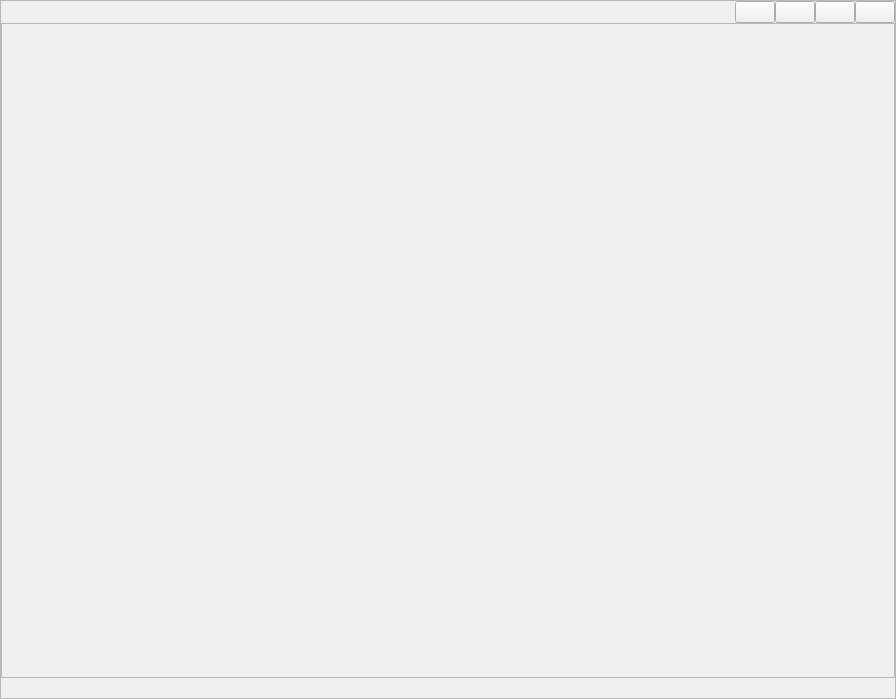
The window that src/gui/ui/main.ui (LaM0uette/MyDLG) describes before a commit, drawn with Qt 5.
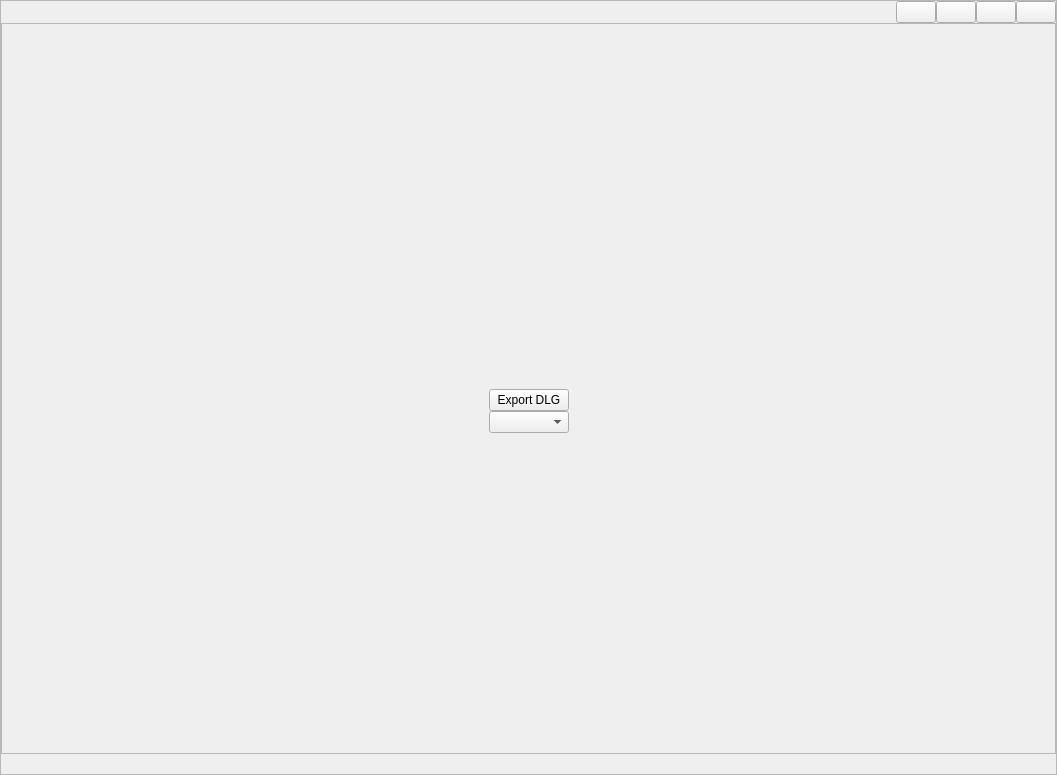
The same window after the commit.

Commit message: ui page accueil

What changed in the file:
```diff
--- a/src/gui/ui/main.ui
+++ b/src/gui/ui/main.ui
@@ -6,8 +6,8 @@
    <rect>
     <x>0</x>
     <y>0</y>
-    <width>896</width>
-    <height>699</height>
+    <width>1057</width>
+    <height>775</height>
    </rect>
   </property>
   <layout class="QVBoxLayout" name="vlay_main">
@@ -155,6 +155,79 @@
            </property>
           </spacer>
          </item>
+         <item>
+          <widget class="QStackedWidget" name="stk_main">
+           <widget class="QWidget" name="pg_menu">
+            <layout class="QGridLayout" name="gridLayout">
+             <property name="leftMargin">
+              <number>0</number>
+             </property>
+             <property name="topMargin">
+              <number>0</number>
+             </property>
+             <property name="rightMargin">
+              <number>0</number>
+             </property>
+             <property name="bottomMargin">
+              <number>0</number>
+             </property>
+             <property name="spacing">
+              <number>0</number>
+             </property>
+             <item row="0" column="2">
+              <spacer name="horizontalSpacer_3">
+               <property name="orientation">
+                <enum>Qt::Horizontal</enum>
+               </property>
+               <property name="sizeHint" stdset="0">
+                <size>
+                 <width>40</width>
+                 <height>20</height>
+                </size>
+               </property>
+              </spacer>
+             </item>
+             <item row="0" column="1">
+              <widget class="QPushButton" name="pb_menu_exportdlg">
+               <property name="text">
+                <string>Export DLG</string>
+               </property>
+              </widget>
+             </item>
+             <item row="0" column="0">
+              <spacer name="horizontalSpacer">
+               <property name="orientation">
+                <enum>Qt::Horizontal</enum>
+               </property>
+               <property name="sizeHint" stdset="0">
+                <size>
+                 <width>40</width>
+                 <height>20</height>
+                </size>
+               </property>
+              </spacer>
+             </item>
+             <item row="1" column="1">
+              <widget class="QComboBox" name="cb_menu_exportdlg"/>
+             </item>
+             <item row="2" column="1">
+              <spacer name="verticalSpacer_2">
+               <property name="orientation">
+                <enum>Qt::Vertical</enum>
+               </property>
+               <property name="sizeHint" stdset="0">
+                <size>
+                 <width>20</width>
+                 <height>40</height>
+                </size>
+               </property>
+              </spacer>
+             </item>
+            </layout>
+           </widget>
+           <widget class="QWidget" name="page_2"/>
+          </widget>
+         </item>
         </layout>
        </widget>
       </item>
```
The commit also changes 1 other file.
